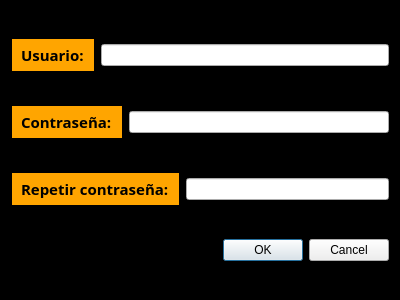
The window that RedSocial/registrarseform.ui (ElSebas22/Red-Social) describes before a commit, drawn with Qt 5.
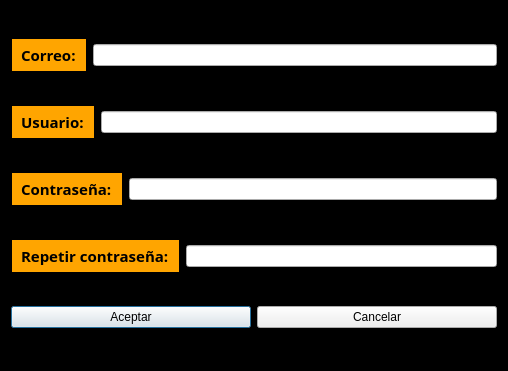
The same window after the commit.

Patch:
```diff
--- a/RedSocial/registrarseform.ui
+++ b/RedSocial/registrarseform.ui
@@ -9,8 +9,8 @@
    <rect>
     <x>0</x>
     <y>0</y>
-    <width>400</width>
-    <height>300</height>
+    <width>508</width>
+    <height>371</height>
    </rect>
   </property>
   <property name="windowTitle">
@@ -24,6 +24,35 @@
 }</string>
   </property>
   <layout class="QVBoxLayout" name="verticalLayout">
+   <item>
+    <layout class="QHBoxLayout" name="horizontalLayout_4">
+     <item>
+      <widget class="QLabel" name="label_4">
+       <property name="font">
+        <font>
+         <family>Segoe Print</family>
+         <pointsize>11</pointsize>
+         <weight>75</weight>
+         <bold>true</bold>
+        </font>
+       </property>
+       <property name="styleSheet">
+        <string notr="true">QLabel{
+background-color: orange;
+border: 1px solid black;
+padding: 5px;
+}</string>
+       </property>
+       <property name="text">
+        <string>Correo:</string>
+       </property>
+      </widget>
+     </item>
+     <item>
+      <widget class="QLineEdit" name="lineEdit_4"/>
+     </item>
+    </layout>
+   </item>
    <item>
     <layout class="QHBoxLayout" name="horizontalLayout_2">
      <item>
@@ -120,14 +149,22 @@
     </layout>
    </item>
    <item>
-    <widget class="QDialogButtonBox" name="buttonBox">
-     <property name="orientation">
-      <enum>Qt::Horizontal</enum>
-     </property>
-     <property name="standardButtons">
-      <set>QDialogButtonBox::Cancel|QDialogButtonBox::Ok</set>
-     </property>
-    </widget>
+    <layout class="QHBoxLayout" name="horizontalLayout_6">
+     <item>
+      <widget class="QPushButton" name="pushButton">
+       <property name="text">
+        <string>Aceptar</string>
+       </property>
+      </widget>
+     </item>
+     <item>
+      <widget class="QPushButton" name="pushButton_2">
+       <property name="text">
+        <string>Cancelar</string>
+       </property>
+      </widget>
+     </item>
+    </layout>
    </item>
   </layout>
  </widget>
```
Left out of the diff: 35 changed lines with no effect on the pictures.
